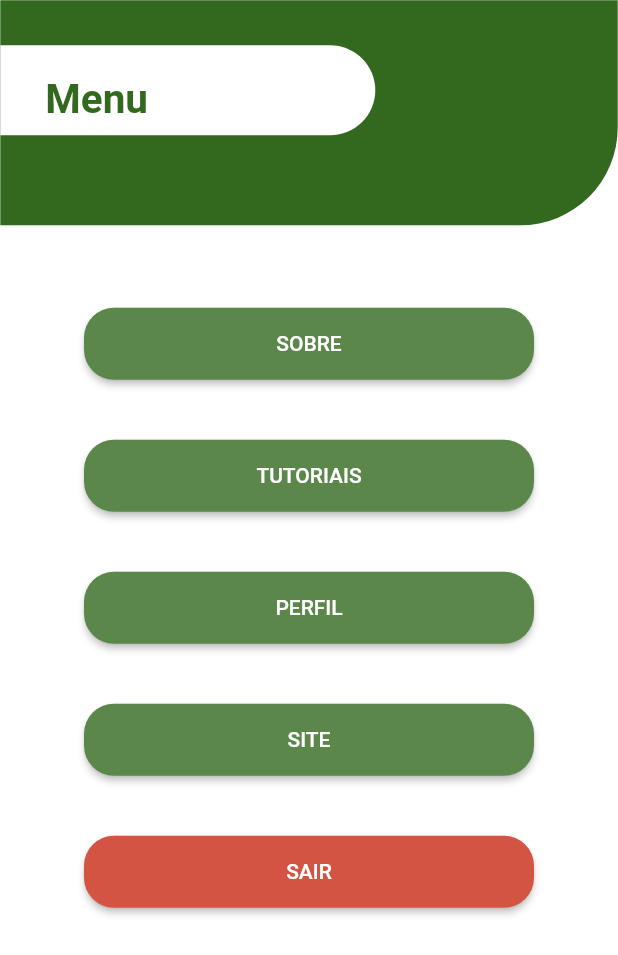
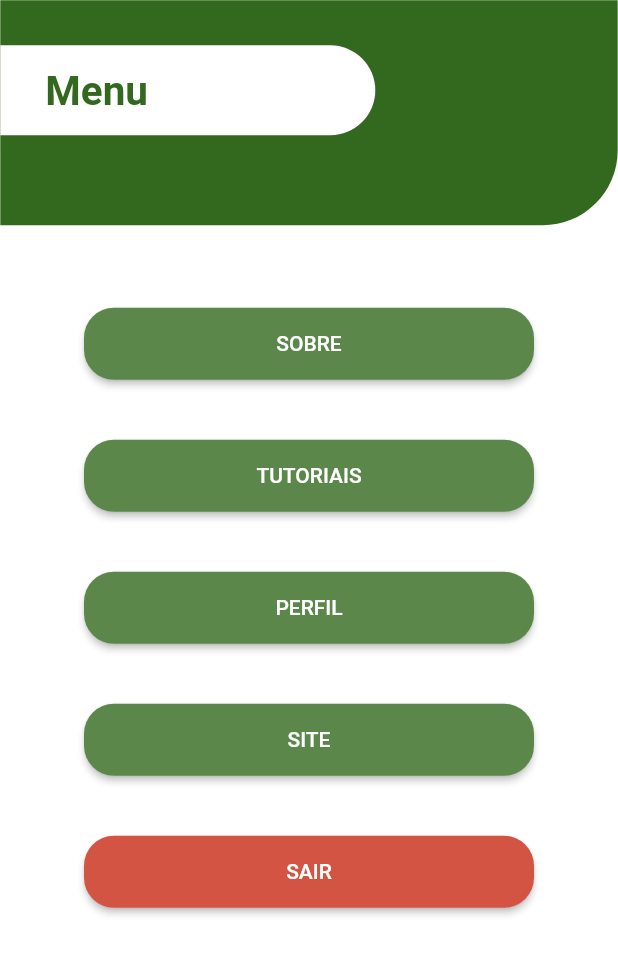
Before and after one commit to CayoHenrique250/PMobile, a Flutter app: the TelaMenu screen opened directly, on a phone screen of 412 x 824 dp. Shown: the top 955 px of the screen. Run offline on Flutter 3.47's test engine with Material 2 defaults, Android fonts, the phone set to English and light mode, and no system bars.

Commit message:
Topo Menu

```diff
--- a/lib/telas/TelaMenu.dart
+++ b/lib/telas/TelaMenu.dart
@@ -4,6 +4,7 @@ import 'package:projeto/telas/TelaSobre.dart';
 import 'package:projeto/telas/TelaTutoriais.dart';
 import 'package:projeto/telas/TelaPerfil.dart';
 import 'package:url_launcher/url_launcher.dart';
+import 'package:projeto/widgets/ContainerTopo.dart';
 
 class TelaMenu extends StatefulWidget {
   @override
@@ -19,50 +20,21 @@ class _TelaMenuState extends State<TelaMenu> {
         body: Padding(
             padding: const EdgeInsets.all(0.2),
             child: ListView(children: [
-              buildContainerTopo(),
+              ContainerTopo(
+                titulo: "Menu",
+                heightGreen: 150,
+                topWhite: 30,
+                heightWhite: 60,
+                widthWhite: 250,
+                textLeft: 30,
+                textTop: 45,
+                fontSize: 27,
+              ),
               buildbotoes(context),
             ])),
       ),
     );
   }
-}
-
-buildContainerTopo() {
-  return Container(
-    height: 150,
-    decoration: BoxDecoration(
-      borderRadius: BorderRadius.only(
-        bottomRight: Radius.circular(65),
-      ),
-      color: Color(0xFF33691E),
-    ),
-    child: Stack(
-      children: [
-        Positioned(
-            top: 30,
-            left: 0,
-            child: Container(
-              height: 60,
-              width: 250,
-              decoration: BoxDecoration(
-                  color: Colors.white,
-                  borderRadius: BorderRadius.only(
-                    topRight: Radius.circular(50),
-                    bottomRight: Radius.circular(50),
-                  )),
-            )),
-        Positioned(
-          left: 30,
-          top: 50,
-          child: Text("Menu",
-              style: TextStyle(
-                  fontSize: 27,
-                  color: Color(0xFF33691E),
-                  fontWeight: FontWeight.bold)),
-        ),
-      ],
-    ),
-  );
 }
 
 buildbotoes(BuildContext context) {
```
